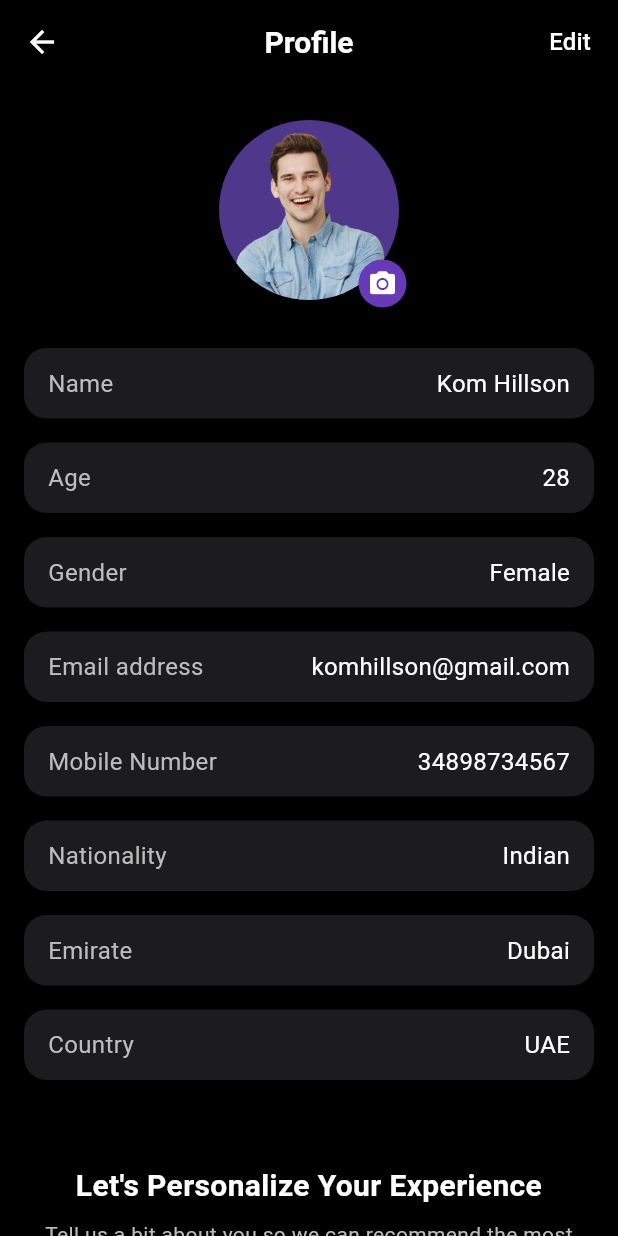
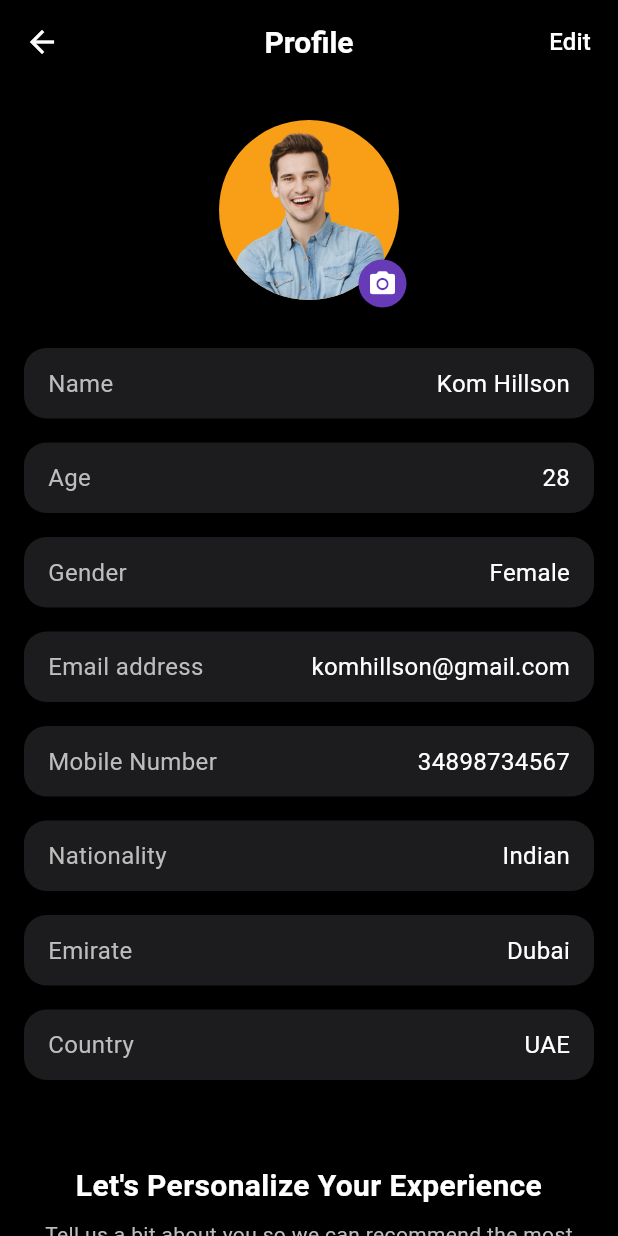
Before and after one commit to kutubofficial/Hobeeme-Application, a Flutter app: the PersonalInfoPage screen opened directly, on a phone screen of 412 x 824 dp. Run offline on Flutter 3.47's test engine with Material 3 defaults, Android fonts, the phone set to English and light mode, and no system bars; our stand-ins replace google_maps_flutter, shared_preferences, video_player; missing offline and left inert: google_maps_webservice; accounts and stored records are empty; Roboto replaces fonts that are missing (SF-Pro-Display).

Commit message:
updated account section and added profile image

```diff
--- a/lib/home/personal_info_page.dart
+++ b/lib/home/personal_info_page.dart
@@ -68,7 +68,7 @@ class PersonalInfoPage extends StatelessWidget {
         children: [
           const CircleAvatar(
             radius: 60,
-            // backgroundColor: Colors.yellow,
+            backgroundColor: Color.fromARGB(255, 248, 158, 23),
             backgroundImage: AssetImage('assets/edit_profile_pic.png'),
           ),
           Positioned(
```
